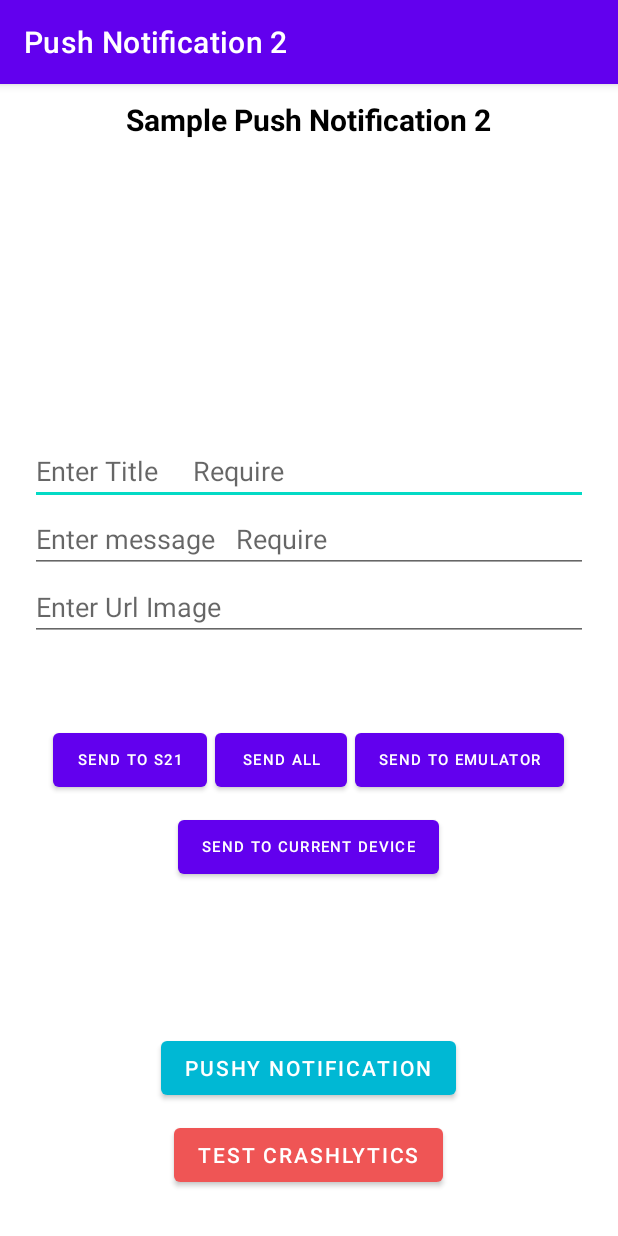
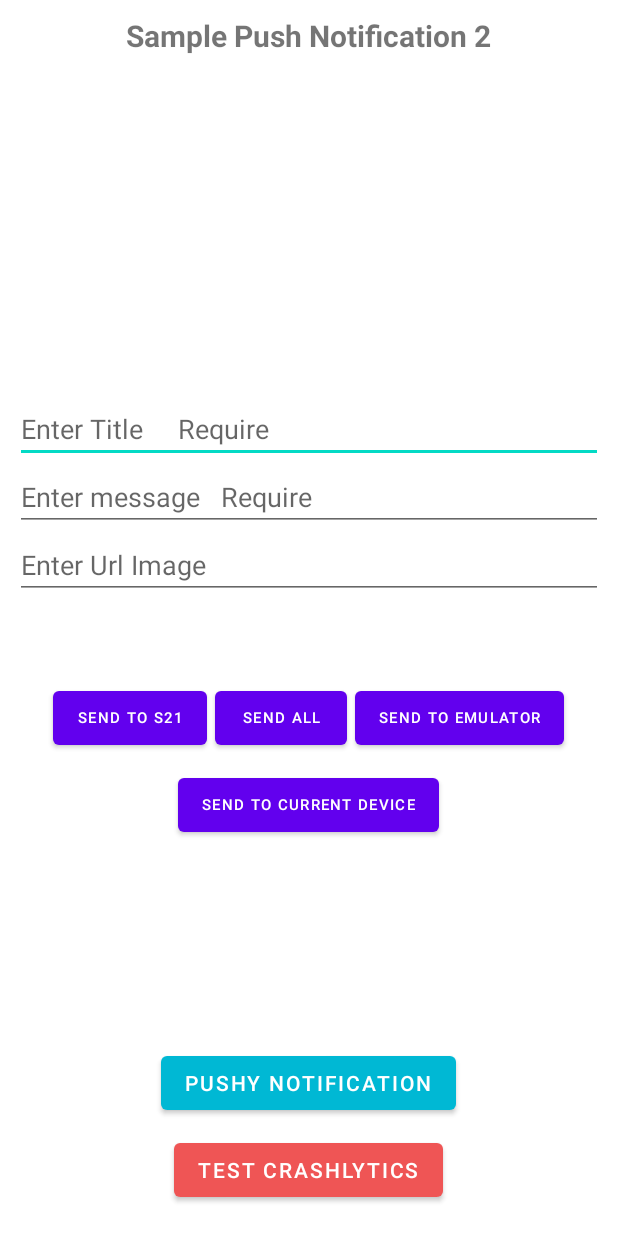
Before and after one commit to arashaltafi/Notification, an Android app: the screen it shows after launch (MainActivity), on a phone screen of 412 x 824 dp. Run offline under Robolectric (Android 15) with nearby library versions, the phone set to English and light mode, and no system bars; libraries missing offline, so code that uses them is left out: me.pushy.sdk; 1 statement that could not run was skipped.

Commit message:
Commit Fix Main UI

```diff
--- a/app/src/main/res/layout/activity_main.xml
+++ b/app/src/main/res/layout/activity_main.xml
@@ -13,9 +13,7 @@
         android:layout_alignParentTop="true"
         android:layout_centerHorizontal="true"
         android:layout_marginTop="10dp"
-        android:backgroundTint="#FFFFFF"
         android:text="Sample Push Notification 2"
-        android:textColor="@color/black"
         android:textSize="20sp"
         android:textStyle="bold" />
 
@@ -25,7 +23,7 @@
         android:layout_centerInParent="true"
         android:gravity="center"
         android:orientation="vertical"
-        android:padding="20dp">
+        android:padding="10dp">
 
         <EditText
             android:id="@+id/etTitle"
@@ -122,7 +120,7 @@
         android:layout_height="wrap_content"
         android:layout_alignParentBottom="true"
         android:layout_centerHorizontal="true"
-        android:layout_marginBottom="30dp"
+        android:layout_marginBottom="20dp"
         android:text="Test Crashlytics"
         android:textColor="@color/white"
         app:backgroundTint="#EF5555" />
--- a/app/src/main/res/values-night/themes.xml
+++ b/app/src/main/res/values-night/themes.xml
@@ -1,6 +1,6 @@
 <resources xmlns:tools="http://schemas.android.com/tools">
     <!-- Base application theme. -->
-    <style name="Theme.PushNotification2" parent="Theme.MaterialComponents.DayNight.DarkActionBar">
+    <style name="Theme.PushNotification2" parent="Theme.MaterialComponents.DayNight.NoActionBar">
         <!-- Primary brand color. -->
         <item name="colorPrimary">@color/purple_200</item>
         <item name="colorPrimaryVariant">@color/purple_700</item>
--- a/app/src/main/res/values/themes.xml
+++ b/app/src/main/res/values/themes.xml
@@ -1,6 +1,6 @@
 <resources xmlns:tools="http://schemas.android.com/tools">
     <!-- Base application theme. -->
-    <style name="Theme.PushNotification2" parent="Theme.MaterialComponents.DayNight.DarkActionBar">
+    <style name="Theme.PushNotification2" parent="Theme.MaterialComponents.DayNight.NoActionBar">
         <!-- Primary brand color. -->
         <item name="colorPrimary">@color/purple_500</item>
         <item name="colorPrimaryVariant">@color/purple_700</item>
```
